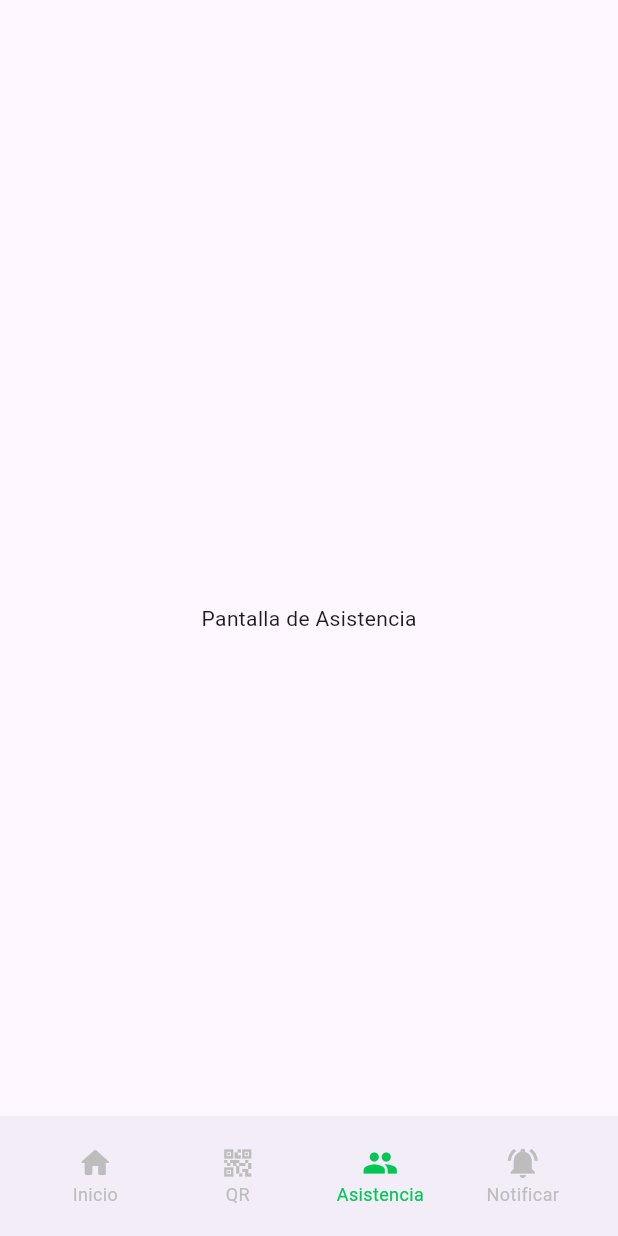
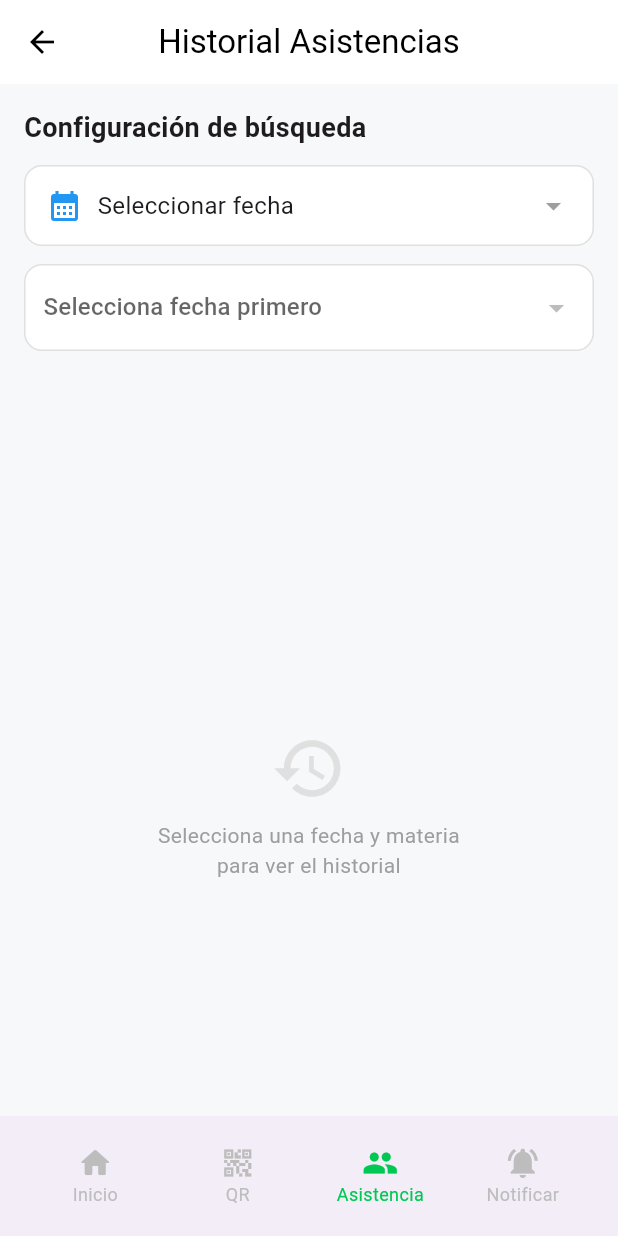
Before and after one commit to FranMirandaJ/dam_proyecto_final, a Flutter app: the TeacherHomeScreen screen opened directly, item 3 of the bottom bar chosen, on a phone screen of 412 x 824 dp. Run offline on Flutter 3.47's test engine with Material 3 defaults, Android fonts, the phone set to English and light mode, and no system bars; our stand-ins replace cloud_firestore, firebase_auth, firebase_core, flutter_map, geolocator, latlong2 and 1 more; missing offline and left inert: mobile_scanner; accounts and stored records are empty.

Commit message:
Feat/docente screen asistencias (#6)
* pantalla de asistencias en docente terminada.

```diff
--- /dev/null
+++ b/lib/screens/teachers/asistencia.dart
@@ -0,0 +1,533 @@
+import 'package:flutter/material.dart';
+import 'package:intl/intl.dart';
+import 'package:provider/provider.dart';
+import 'package:proyecto_final/providers/user_provider.dart';
+import 'package:proyecto_final/services/queriesFirestore/docenteQueries.dart';
+import 'package:intl/date_symbol_data_local.dart';
+
+class AsistenciasPage extends StatefulWidget {
+  @override
+  _AsistenciasPageState createState() => _AsistenciasPageState();
+}
+
+class _AsistenciasPageState extends State<AsistenciasPage> {
+  DateTime? selectedDate;
+  String? selectedMateriaId;
+  TextEditingController searchController = TextEditingController();
+
+  List<Map<String, dynamic>> clasesConPeriodo = [];
+  List<Map<String, dynamic>> clasesDelDia = [];
+  List<Map<String, dynamic>> listaAlumnos = [];
+
+  bool isLoading = true;
+  bool isLoadingAlumnos = false;
+
+  @override
+  void initState() {
+    super.initState();
+    initializeDateFormatting(null, null).then((_) {
+      if (mounted) {
+        WidgetsBinding.instance.addPostFrameCallback((_) {
+          _cargarDatosIniciales();
+        });
+      }
+    });
+  }
+
+  Future<void> _cargarDatosIniciales() async {
+    final userProvider = Provider.of<UserProvider>(context, listen: false);
+    final user = userProvider.user;
+
+    if (user == null || user.uid == null) {
+      if (mounted) setState(() => isLoading = false);
+      return;
+    }
+
+    try {
+      final resultado = await DocenteQueries.obtenerClasesConPeriodos(
+        user.uid!,
+      );
+      if (!mounted) return;
+      setState(() {
+        clasesConPeriodo = resultado;
+        isLoading = false;
+      });
+    } catch (e) {
+      print("Error cargando datos: $e");
+      if (mounted) setState(() => isLoading = false);
+    }
+  }
+
+  Future<void> _cargarAlumnos() async {
+    if (selectedDate == null || selectedMateriaId == null) return;
+    setState(() => isLoadingAlumnos = true);
+
+    try {
+      final resultado = await DocenteQueries.obtenerAsistenciaPorFecha(
+        selectedMateriaId!,
+        selectedDate!,
+      );
+      if (mounted) {
+        setState(() {
+          listaAlumnos = resultado;
+          isLoadingAlumnos = false;
+        });
+      }
+    } catch (e) {
+      print("Error cargando alumnos: $e");
+      if (mounted) setState(() => isLoadingAlumnos = false);
+    }
+  }
+
+  DateTime _normalizeDate(DateTime date) {
+    return DateTime(date.year, date.month, date.day);
+  }
+
+  bool _esDiaSeleccionable(DateTime day) {
+    final diaNormalizado = _normalizeDate(day);
+    final hoyNormalizado = _normalizeDate(DateTime.now());
+
+    if (diaNormalizado.isAfter(hoyNormalizado)) {
+      return false;
+    }
+
+    return clasesConPeriodo.any((clase) {
+      final inicio = _normalizeDate(clase['periodoInicio'] as DateTime);
+      final fin = _normalizeDate(clase['periodoFin'] as DateTime);
+      final diasClase = clase['diasClase'] as List<int>;
+
+      bool enRango =
+          !diaNormalizado.isBefore(inicio) && !diaNormalizado.isAfter(fin);
+      bool esDiaCorrecto = diasClase.contains(diaNormalizado.weekday);
+
+      return enRango && esDiaCorrecto;
+    });
+  }
+
+  DateTime? _obtenerFechaInicialValida() {
+    if (clasesConPeriodo.isEmpty) return null;
+    final today = _normalizeDate(DateTime.now());
+    if (_esDiaSeleccionable(today)) return today;
+    for (int i = 1; i <= 60; i++) {
+      final prevDate = today.subtract(Duration(days: i));
+      if (_esDiaSeleccionable(prevDate)) return prevDate;
+    }
+    return null;
+  }
+
+  @override
+  Widget build(BuildContext context) {
+    final alumnosRender = listaAlumnos
+        .where(
+          (a) => a["nombre"].toString().toLowerCase().contains(
+            searchController.text.toLowerCase(),
+          ),
+        )
+        .toList();
+
+    // --- CÁLCULOS ---
+    final int total = listaAlumnos.length;
+    final int presentes = listaAlumnos
+        .where((a) => a['asistio'] == true)
+        .length;
+    final int faltas = total - presentes;
+    final String porcentaje = total == 0
+        ? "0%"
+        : "${((presentes / total) * 100).toStringAsFixed(0)}%";
+
+    return Scaffold(
+      backgroundColor: Color(0xfff7f8fa),
+      appBar: AppBar(
+        title: Text(
+          "Historial Asistencias",
+          style: TextStyle(color: Colors.black),
+        ),
+        centerTitle: true,
+        backgroundColor: Colors.white,
+        elevation: 0,
+        leading: Icon(Icons.arrow_back, color: Colors.black),
+      ),
+      body: isLoading
+          ? Center(child: CircularProgressIndicator())
+          : Column(
+              children: [
+                // 1. CONFIGURACIÓN DE BÚSQUEDA (FECHA Y MATERIA)
+                Container(
+                  padding: EdgeInsets.fromLTRB(16, 16, 16, 16),
+                  color: Color(0xfff7f8fa),
+                  child: Column(
+                    crossAxisAlignment: CrossAxisAlignment.start,
+                    children: [
+                      Text(
+                        "Configuración de búsqueda",
+                        style: TextStyle(
+                          fontSize: 18,
+                          fontWeight: FontWeight.bold,
+                        ),
+                      ),
+                      SizedBox(height: 12),
+
+                      // SELECTOR DE FECHA
+                      GestureDetector(
+                        onTap: () async {
+                          final safeInitialDate = _obtenerFechaInicialValida();
+                          if (safeInitialDate == null) {
+                            ScaffoldMessenger.of(context).showSnackBar(
+                              SnackBar(
+                                content: Text(
+                                  "No hay clases pasadas registradas.",
+                                ),
+                              ),
+                            );
+                            return;
+                          }
+                          final firstDate = clasesConPeriodo
+                              .map((c) => c['periodoInicio'] as DateTime)
+                              .reduce((a, b) => a.isBefore(b) ? a : b);
+                          final lastDate = DateTime.now();
+
+                          final date = await showDatePicker(
+                            context: context,
+                            initialDate: safeInitialDate,
+                            firstDate: firstDate,
+                            lastDate: lastDate,
+                            selectableDayPredicate: _esDiaSeleccionable,
+                          );
+
+                          if (date != null) {
+                            setState(() {
+                              selectedDate = date;
+                              selectedMateriaId = null;
+                              listaAlumnos = [];
+                              clasesDelDia = clasesConPeriodo.where((clase) {
+                                final inicio = _normalizeDate(
+                                  clase['periodoInicio'],
+                                );
+                                final fin = _normalizeDate(clase['periodoFin']);
+                                final dias = clase['diasClase'] as List<int>;
+                                final dateNorm = _normalizeDate(date);
+                                bool enPeriodo =
+                                    !dateNorm.isBefore(inicio) &&
+                                    !dateNorm.isAfter(fin);
+                                return enPeriodo &&
+                                    dias.contains(dateNorm.weekday);
+                              }).toList();
+                            });
+                          }
+                        },
+                        child: _selectorBox(
+                          icon: Icons.calendar_month,
+                          label: selectedDate == null
+                              ? "Seleccionar fecha"
+                              : DateFormat(
+                                  "dd 'de' MMMM, yyyy",
+                                ).format(selectedDate!),
+                        ),
+                      ),
+                      SizedBox(height: 12),
+
+                      // DROPDOWN MATERIAS
+                      Container(
+                        padding: EdgeInsets.symmetric(
+                          horizontal: 12,
+                          vertical: 4,
+                        ),
+                        decoration: _boxDecoration(),
+                        child: DropdownButtonHideUnderline(
+                          child: DropdownButton<String>(
+                            value: selectedMateriaId,
+                            isExpanded: true,
+                            hint: Text(
+                              selectedDate == null
+                                  ? "Selecciona fecha primero"
+                                  : (clasesDelDia.isEmpty
+                                        ? "Sin clases este día"
+                                        : "Seleccionar materia"),
+                            ),
+                            items: clasesDelDia
+                                .map(
+                                  (c) => DropdownMenuItem(
+                                    value: c['id'] as String,
+                                    child: Text(c['nombre']),
+                                  ),
+                                )
+                                .toList(),
+                            onChanged: (val) {
+                              setState(() => selectedMateriaId = val);
+                              _cargarAlumnos();
+                            },
+                          ),
+                        ),
+                      ),
+                    ],
+                  ),
+                ),
+
+                // SOLO MOSTRAMOS LO DEMÁS SI HAY DATOS CARGADOS
+                if (listaAlumnos.isNotEmpty) ...[
+                  // 2. ESTADÍSTICAS (Cuadros de conteo)
+                  Padding(
+                    padding: const EdgeInsets.symmetric(horizontal: 16.0),
+                    child: Row(
+                      children: [
+                        _statCard(
+                          presentes.toString(),
+                          "Asistieron",
+                          Color(0xFFE8F5E9),
+                          Color(0xFF2E7D32),
+                        ),
+                        SizedBox(width: 12),
+                        _statCard(
+                          faltas.toString(),
+                          "Faltas",
+                          Color(0xFFFFEBEE),
+                          Color(0xFFC62828),
+                        ),
+                        SizedBox(width: 12),
+                        _statCard(
+                          porcentaje,
+                          "Asistencia",
+                          Color(0xFFE3F2FD),
+                          Color(0xFF1565C0),
+                        ),
+                      ],
+                    ),
+                  ),
+
+                  SizedBox(height: 20),
+
+                  // 3. SUBTÍTULO "Lista de asistencia"
+                  Padding(
+                    padding: const EdgeInsets.symmetric(horizontal: 16.0),
+                    child: Align(
+                      alignment: Alignment.centerLeft,
+                      child: Text(
+                        "Lista de asistencia",
+                        style: TextStyle(
+                          fontSize: 16,
+                          fontWeight: FontWeight.bold,
+                        ),
+                      ),
+                    ),
+                  ),
+
+                  SizedBox(height: 10),
+
+                  // 4. BARRA DE BÚSQUEDA
+                  Padding(
+                    padding: const EdgeInsets.symmetric(horizontal: 16.0),
+                    child: Container(
+                      decoration: _boxDecoration(),
+                      child: TextField(
+                        controller: searchController,
+                        onChanged: (v) => setState(() {}),
+                        decoration: InputDecoration(
+                          hintText: "Buscar por nombre...",
+                          prefixIcon: Icon(Icons.search, color: Colors.grey),
+                          border: InputBorder.none,
+                          contentPadding: EdgeInsets.symmetric(vertical: 14),
+                        ),
+                      ),
+                    ),
+                  ),
+                  SizedBox(height: 10),
+                ],
+
+                // 5. LISTA DE ALUMNOS (Expanded para ocupar el resto)
+                Expanded(
+                  child: isLoadingAlumnos
+                      ? Center(child: CircularProgressIndicator())
+                      : selectedMateriaId == null
+                      ? Center(
+                          child: Column(
+                            mainAxisAlignment: MainAxisAlignment.center,
+                            children: [
+                              Icon(
+                                Icons.history,
+                                size: 50,
+                                color: Colors.grey.shade300,
+                              ),
+                              SizedBox(height: 10),
+                              Text(
+                                "Selecciona una fecha y materia\npara ver el historial",
+                                textAlign: TextAlign.center,
+                                style: TextStyle(color: Colors.grey),
+                              ),
+                            ],
+                          ),
+                        )
+                      : alumnosRender.isEmpty
+                      ? Center(
+                          child: Text(
+                            "No se encontraron alumnos inscritos",
+                            style: TextStyle(color: Colors.grey),
+                          ),
+                        )
+                      : ListView.builder(
+                          padding: EdgeInsets.only(
+                            top: 8,
+                            left: 16,
+                            right: 16,
+                            bottom: 100,
+                          ),
+                          itemCount: alumnosRender.length,
+                          keyboardDismissBehavior:
+                              ScrollViewKeyboardDismissBehavior.onDrag,
+                          itemBuilder: (context, index) =>
+                              _alumnoCard(alumnosRender[index]),
+                        ),
+                ),
+              ],
+            ),
+    );
+  }
+
+  // --- WIDGETS AUXILIARES ---
+
+  BoxDecoration _boxDecoration() => BoxDecoration(
+    color: Colors.white,
+    borderRadius: BorderRadius.circular(12),
+    border: Border.all(color: Colors.grey.shade300),
+  );
+
+  Widget _selectorBox({required IconData icon, required String label}) =>
+      Container(
+        padding: EdgeInsets.all(14),
+        decoration: _boxDecoration(),
+        child: Row(
+          children: [
+            Icon(icon, color: Colors.blue),
+            SizedBox(width: 10),
+            Text(label, style: TextStyle(fontSize: 16)),
+            Spacer(),
+            Icon(Icons.arrow_drop_down, color: Colors.grey),
+          ],
+        ),
+      );
+
+  Widget _statCard(String value, String label, Color bgColor, Color textColor) {
+    return Expanded(
+      child: Container(
+        padding: EdgeInsets.symmetric(vertical: 16),
+        decoration: BoxDecoration(
+          color: bgColor,
+          borderRadius: BorderRadius.circular(16),
+        ),
+        child: Column(
+          children: [
+            Text(
+              value,
+              style: TextStyle(
+                color: textColor,
+                fontSize: 22,
+                fontWeight: FontWeight.bold,
+              ),
+            ),
+            SizedBox(height: 4),
+            Text(
+              label,
+              style: TextStyle(
+                color: Colors.grey.shade600,
+                fontSize: 12,
+                fontWeight: FontWeight.w500,
+              ),
+            ),
+          ],
+        ),
+      ),
+    );
+  }
+
+  Widget _alumnoCard(Map<String, dynamic> alumno) {
+    final String nombre = alumno['nombre']?.toString() ?? "Sin Nombre";
+    final bool asistio = alumno['asistio'] == true;
+
+    String horaTexto = "--:--";
+    if (asistio && alumno['horaRegistro'] != null) {
+      try {
+        horaTexto = DateFormat('hh:mm a').format(alumno['horaRegistro']);
+      } catch (e) {
+        horaTexto = "--:--";
+      }
+    }
+
+    final Color estadoColor = asistio ? Colors.green : Colors.red;
+    final Color bgIconColor = asistio
+        ? Colors.green.withOpacity(0.1)
+        : Colors.red.withOpacity(0.1);
+    final IconData iconEstado = asistio ? Icons.check_circle : Icons.cancel;
+    final String textoEstado = asistio ? "Asistió" : "Falta";
+
+    return Container(
+      margin: EdgeInsets.only(bottom: 10),
+      padding: EdgeInsets.all(14),
+      decoration: BoxDecoration(
+        color: Colors.white,
+        borderRadius: BorderRadius.circular(14),
+        border: Border.all(color: Colors.grey.shade200),
+        boxShadow: [
+          BoxShadow(
+            color: Colors.black.withOpacity(0.05),
+            blurRadius: 4,
+            offset: Offset(0, 2),
+          ),
+        ],
+      ),
+      child: Row(
+        children: [
+          CircleAvatar(
+            backgroundColor: Colors.blue.shade50,
+            child: Text(
+              nombre.isNotEmpty ? nombre[0].toUpperCase() : "?",
+              style: TextStyle(color: Colors.blue, fontWeight: FontWeight.bold),
+            ),
+          ),
+          SizedBox(width: 12),
+          Expanded(
+            child: Text(
+              nombre,
+              style: TextStyle(fontSize: 16, fontWeight: FontWeight.bold),
+              overflow: TextOverflow.ellipsis,
+              maxLines: 2,
+            ),
+          ),
+          SizedBox(width: 8),
+          Column(
+            crossAxisAlignment: CrossAxisAlignment.end,
+            children: [
+              Container(
+                padding: EdgeInsets.symmetric(horizontal: 10, vertical: 5),
+                decoration: BoxDecoration(
+                  color: bgIconColor,
+                  borderRadius: BorderRadius.circular(10),
+                ),
+                child: Row(
+                  children: [
+                    Icon(iconEstado, color: estadoColor, size: 16),
+                    SizedBox(width: 4),
+                    Text(
+                      textoEstado,
+                      style: TextStyle(
+                        color: estadoColor,
+                        fontWeight: FontWeight.bold,
+                        fontSize: 12,
+                      ),
+                    ),
+                  ],
+                ),
+              ),
+              if (asistio)
+                Padding(
+                  padding: const EdgeInsets.only(top: 4.0),
+                  child: Text(
+                    horaTexto,
+                    style: TextStyle(fontSize: 10, color: Colors.grey),
+                  ),
+                ),
+            ],
+          ),
+        ],
+      ),
+    );
+  }
+}
--- a/lib/screens/teachers/home_docente.dart
+++ b/lib/screens/teachers/home_docente.dart
@@ -5,13 +5,7 @@ import 'package:proyecto_final/screens/teachers/dashboard_docente.dart';
 import 'package:proyecto_final/screens/teachers/generar_qr.dart';
 import 'package:proyecto_final/screens/teachers/notificaciones_docente.dart';
 import '../../providers/user_provider.dart';
-
-// Placeholder para Asistencia (puedes cambiarlo luego por tu pantalla real)
-class AttendancePlaceholder extends StatelessWidget {
-  const AttendancePlaceholder({Key? key}) : super(key: key);
-  @override
-  Widget build(BuildContext context) => const Center(child: Text("Pantalla de Asistencia"));
-}
+import 'package:proyecto_final/screens/teachers/asistencia.dart';
 
 class TeacherHomeScreen extends StatefulWidget {
   const TeacherHomeScreen({Key? key}) : super(key: key);
@@ -30,7 +24,7 @@ class _TeacherHomeScreenState extends State<TeacherHomeScreen> {
   late final List<Widget> _screens = [
     const TeacherDashboardScreen(),      // Índice 0
     Container(),                         // Índice 1 (QR - Controlado por función)
-    const AttendancePlaceholder(),       // Índice 2
+    AsistenciasPage(),       // Índice 2
     const TeacherNotificationScreen()    // Índice 3
   ];
 
--- a/lib/services/queriesFirestore/docenteQueries.dart
+++ b/lib/services/queriesFirestore/docenteQueries.dart
@@ -0,0 +1,148 @@
+import 'package:cloud_firestore/cloud_firestore.dart';
+
+class DocenteQueries {
+  static final FirebaseFirestore _db = FirebaseFirestore.instance;
+
+  /// Obtiene todas las clases del docente y adjunta las fechas de su periodo.
+  static Future<List<Map<String, dynamic>>> obtenerClasesConPeriodos(
+      String docenteUid,
+      ) async {
+    try {
+      DocumentReference docRef = _db.collection('usuario').doc(docenteUid);
+
+      // 1. Traer Clases
+      final querySnapshot = await _db
+          .collection('clase')
+          .where('profesor', isEqualTo: docRef)
+          .get();
+
+      if (querySnapshot.docs.isEmpty) return [];
+
+      // 2. Procesar en paralelo para buscar los Periodos
+      List<Future<Map<String, dynamic>>> futuros = querySnapshot.docs.map((
+          doc,
+          ) async {
+        final data = doc.data();
+
+        // Fechas por defecto (seguridad)
+        DateTime inicioPeriodo = DateTime.now().subtract(Duration(days: 365));
+        DateTime finPeriodo = DateTime.now().add(Duration(days: 365));
+
+        // 3. Buscar documento del Periodo
+        if (data['periodo'] != null && data['periodo'] is DocumentReference) {
+          final DocumentReference refPeriodo = data['periodo'];
+          final snapPeriodo = await refPeriodo.get();
+
+          if (snapPeriodo.exists) {
+            final pData = snapPeriodo.data() as Map<String, dynamic>;
+            if (pData['inicio'] != null)
+              inicioPeriodo = (pData['inicio'] as Timestamp).toDate();
+            if (pData['fin'] != null)
+              finPeriodo = (pData['fin'] as Timestamp).toDate();
+          }
+        }
+
+        return {
+          'id': doc.reference.path,
+          'nombre': data['nombre'] ?? 'Materia sin nombre',
+          // Importante: Asegurar que sea List<int>
+          'diasClase': List<int>.from(data['diasClase'] ?? []),
+          'periodoInicio': inicioPeriodo,
+          'periodoFin': finPeriodo,
+        };
+      }).toList();
+
+      return await Future.wait(futuros);
+    } catch (e) {
+      print("Error en obtenerClasesConPeriodos: $e");
+      return [];
+    }
+  }
+
+  /// Obtiene la lista COMPLETA de alumnos (asistentes y faltistas)
+  static Future<List<Map<String, dynamic>>> obtenerAsistenciaPorFecha(
+      String claseIdPath,
+      DateTime fecha,
+      ) async {
+    try {
+      // 1. Definir rango del día exacto para buscar asistencias
+      final start = DateTime(fecha.year, fecha.month, fecha.day);
+      final end = DateTime(fecha.year, fecha.month, fecha.day, 23, 59, 59);
+
+      final DocumentReference claseRef = _db.doc(claseIdPath);
+
+      // 2. Ejecutar DOS consultas en paralelo:
+      //    A. Obtener la lista completa de inscritos (desde la colección 'clase')
+      //    B. Obtener los registros de asistencia de hoy
+      final results = await Future.wait([
+        claseRef.get(), // Index 0: Datos de la clase
+        _db
+            .collection('asistencia')
+            .where('claseId', isEqualTo: claseRef)
+            .where('fecha', isGreaterThanOrEqualTo: Timestamp.fromDate(start))
+            .where('fecha', isLessThanOrEqualTo: Timestamp.fromDate(end))
+            .get(), // Index 1: Asistencias registradas
+      ]);
+
+      // --- PROCESAR LISTA OFICIAL DE INSCRITOS ---
+      final claseDoc = results[0] as DocumentSnapshot;
+      if (!claseDoc.exists) return [];
+      final dataClase = claseDoc.data() as Map<String, dynamic>;
+      // Obtenemos el array de referencias a usuarios
+      final List<dynamic> refsAlumnos = dataClase['alumnos'] ?? [];
+
+      // --- PROCESAR ASISTENCIAS REGISTRADAS ---
+      final asistenciaQuery = results[1] as QuerySnapshot;
+      final Set<String> idsAsistieron = {}; // Usamos un Set para búsqueda rápida
+      final Map<String, DateTime> horasLlegada = {};
+
+      for (var doc in asistenciaQuery.docs) {
+        final data = doc.data() as Map<String, dynamic>;
+        if (data['alumnoId'] is DocumentReference) {
+          final String uid = (data['alumnoId'] as DocumentReference).id;
+          idsAsistieron.add(uid);
+          if (data['fecha'] != null) {
+            horasLlegada[uid] = (data['fecha'] as Timestamp).toDate();
+          }
+        }
+      }
+
+      // 3. Cruzar la información: Recorremos TODOS los alumnos inscritos
+      List<Future<Map<String, dynamic>>> futurosAlumnos = refsAlumnos.map((ref) async {
+        if (ref is! DocumentReference) return <String, dynamic>{};
+
+        final String uidAlumno = ref.id;
+        final bool asistio = idsAsistieron.contains(uidAlumno);
+
+        // Traer nombre del alumno desde la colección 'usuario'
+        String nombre = "Cargando...";
+
+        final alumnoSnap = await ref.get();
+        if (alumnoSnap.exists) {
+          final aData = alumnoSnap.data() as Map<String, dynamic>;
+          nombre = aData['nombre'] ?? "Sin nombre";
+        }
+
+        return {
+          'id': uidAlumno,
+          'nombre': nombre,
+          'asistio': asistio, // TRUE si está en asistencia, FALSE si no
+          'horaRegistro': asistio ? horasLlegada[uidAlumno] : null,
+        };
+      }).toList();
+
+      // Esperar a que se completen todas las mini-consultas de nombres
+      final todos = await Future.wait(futurosAlumnos);
+
+      // Filtrar vacíos (por si hubo refs inválidas) y ordenar alfabéticamente
+      final listaFinal = todos.where((element) => element.isNotEmpty).toList();
+      listaFinal.sort((a, b) => a['nombre'].toString().compareTo(b['nombre'].toString()));
+
+      return listaFinal;
+
+    } catch (e) {
+      print("Error obteniendo lista completa: $e");
+      return [];
+    }
+  }
+}
```
